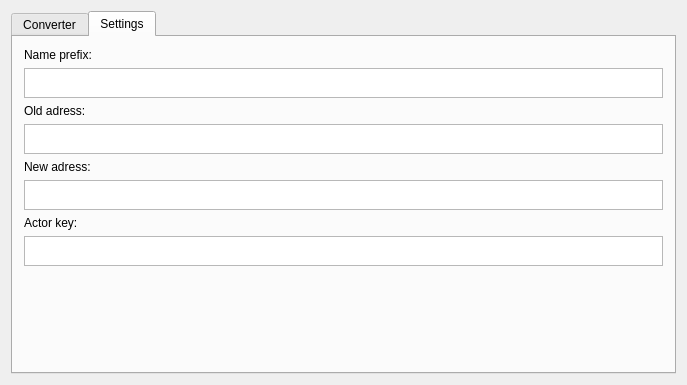
First picture: the form in mainwindow.ui, repository rsimenok/UDK2UE4Tools, before the edit.
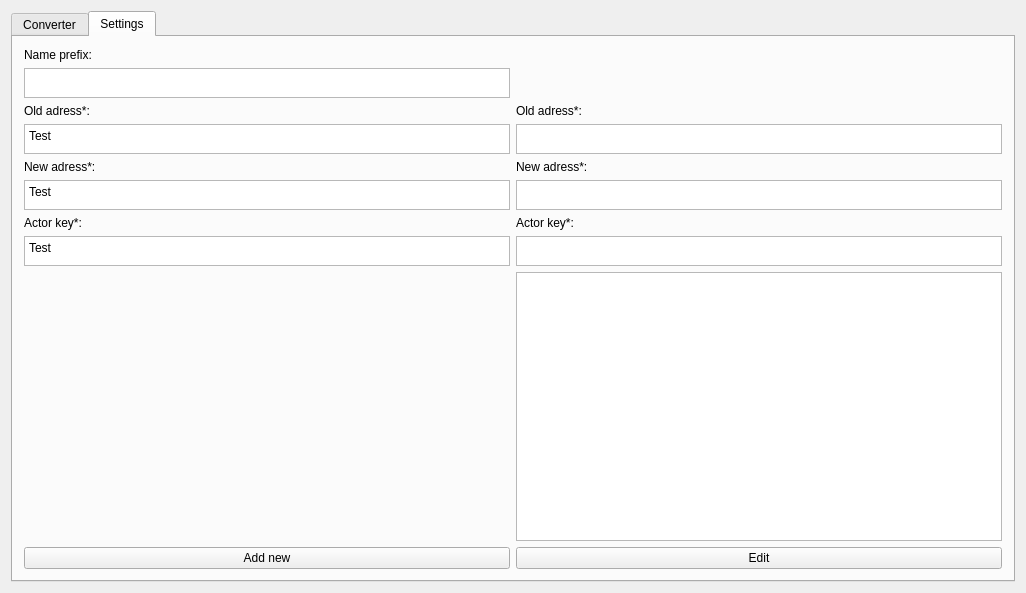
Second picture: the form after the edit. The open tabs and pages were chosen to show the change.

Commit message: updated ui, start working with parsing

Diff of the .ui file:
```diff
--- a/mainwindow.ui
+++ b/mainwindow.ui
@@ -6,16 +6,16 @@
    <rect>
     <x>0</x>
     <y>0</y>
-    <width>687</width>
-    <height>385</height>
+    <width>1026</width>
+    <height>593</height>
    </rect>
   </property>
   <property name="windowTitle">
    <string>MainWindow</string>
   </property>
   <widget class="QWidget" name="centralWidget">
-   <layout class="QGridLayout" name="gridLayout_2">
-    <item row="0" column="0">
+   <layout class="QVBoxLayout" name="verticalLayout">
+    <item>
      <widget class="QTabWidget" name="tabWidget">
       <property name="currentIndex">
        <number>0</number>
@@ -74,32 +74,22 @@
        <attribute name="title">
         <string>Settings</string>
        </attribute>
-       <layout class="QVBoxLayout" name="verticalLayout_2">
-        <item>
-         <layout class="QVBoxLayout" name="verticalLayout">
-          <item>
-           <widget class="QLabel" name="label">
-            <property name="maximumSize">
-             <size>
-              <width>16777215</width>
-              <height>20</height>
-             </size>
-            </property>
-            <property name="text">
-             <string>Name prefix:</string>
-            </property>
-           </widget>
-          </item>
-          <item>
-           <widget class="QPlainTextEdit" name="namePrefixText">
-            <property name="maximumSize">
-             <size>
-              <width>16777215</width>
-              <height>30</height>
-             </size>
-            </property>
-           </widget>
-          </item>
+       <layout class="QGridLayout" name="gridLayout">
+        <item row="0" column="0">
+         <widget class="QLabel" name="label">
+          <property name="maximumSize">
+           <size>
+            <width>16777215</width>
+            <height>20</height>
+           </size>
+          </property>
+          <property name="text">
+           <string>Name prefix:</string>
+          </property>
+         </widget>
+        </item>
+        <item row="2" column="0">
+         <layout class="QVBoxLayout" name="verticalLayout_4">
           <item>
            <widget class="QLabel" name="label_2">
             <property name="maximumSize">
@@ -109,7 +99,7 @@
              </size>
             </property>
             <property name="text">
-             <string>Old adress:</string>
+             <string>Old adress*:</string>
             </property>
            </widget>
           </item>
@@ -121,6 +111,9 @@
               <height>30</height>
              </size>
             </property>
+            <property name="plainText">
+             <string>Test</string>
+            </property>
            </widget>
           </item>
           <item>
@@ -132,7 +125,7 @@
              </size>
             </property>
             <property name="text">
-             <string>New adress:</string>
+             <string>New adress*:</string>
             </property>
            </widget>
           </item>
@@ -144,6 +137,9 @@
               <height>30</height>
              </size>
             </property>
+            <property name="plainText">
+             <string>Test</string>
+            </property>
            </widget>
           </item>
           <item>
@@ -155,7 +151,7 @@
              </size>
             </property>
             <property name="text">
-             <string>Actor key:</string>
+             <string>Actor key*:</string>
             </property>
            </widget>
           </item>
@@ -167,35 +163,140 @@
               <height>30</height>
              </size>
             </property>
+            <property name="plainText">
+             <string>Test</string>
+            </property>
            </widget>
           </item>
+          <item>
+           <spacer name="verticalSpacer">
+            <property name="orientation">
+             <enum>Qt::Vertical</enum>
+            </property>
+            <property name="sizeHint" stdset="0">
+             <size>
+              <width>20</width>
+              <height>40</height>
+             </size>
+            </property>
+           </spacer>
+          </item>
+          <item>
+           <widget class="QPushButton" name="addParams">
+            <property name="minimumSize">
+             <size>
+              <width>100</width>
+              <height>0</height>
+             </size>
+            </property>
+            <property name="text">
+             <string>Add new</string>
+            </property>
+           </widget>
+          </item>
          </layout>
         </item>
-        <item>
-         <spacer name="verticalSpacer">
-          <property name="orientation">
-           <enum>Qt::Vertical</enum>
-          </property>
-          <property name="sizeHint" stdset="0">
-           <size>
-            <width>20</width>
-            <height>40</height>
-           </size>
-          </property>
-         </spacer>
+        <item row="2" column="1">
+         <layout class="QVBoxLayout" name="verticalLayout_3">
+          <item>
+           <widget class="QLabel" name="label_5">
+            <property name="maximumSize">
+             <size>
+              <width>16777215</width>
+              <height>20</height>
+             </size>
+            </property>
+            <property name="text">
+             <string>Old adress*:</string>
+            </property>
+           </widget>
+          </item>
+          <item>
+           <widget class="QPlainTextEdit" name="editOldAddr">
+            <property name="maximumSize">
+             <size>
+              <width>16777215</width>
+              <height>30</height>
+             </size>
+            </property>
+            <property name="plainText">
+             <string/>
+            </property>
+           </widget>
+          </item>
+          <item>
+           <widget class="QLabel" name="label_42">
+            <property name="maximumSize">
+             <size>
+              <width>16777215</width>
+              <height>20</height>
+             </size>
+            </property>
+            <property name="text">
+             <string>New adress*:</string>
+            </property>
+           </widget>
+          </item>
+          <item>
+           <widget class="QPlainTextEdit" name="editNewAddr">
+            <property name="maximumSize">
+             <size>
+              <width>16777215</width>
+              <height>30</height>
+             </size>
+            </property>
+            <property name="plainText">
+             <string/>
+            </property>
+           </widget>
+          </item>
+          <item>
+           <widget class="QLabel" name="label_41">
+            <property name="maximumSize">
+             <size>
+              <width>16777215</width>
+              <height>20</height>
+             </size>
+            </property>
+            <property name="text">
+             <string>Actor key*:</string>
+            </property>
+           </widget>
+          </item>
+          <item>
+           <widget class="QPlainTextEdit" name="editKey">
+            <property name="maximumSize">
+             <size>
+              <width>16777215</width>
+              <height>30</height>
+             </size>
+            </property>
+            <property name="plainText">
+             <string/>
+            </property>
+           </widget>
+          </item>
+          <item>
+           <widget class="QListWidget" name="listWidget"/>
+          </item>
+          <item>
+           <widget class="QPushButton" name="editBut">
+            <property name="text">
+             <string>Edit</string>
+            </property>
+           </widget>
+          </item>
+         </layout>
         </item>
-        <item>
-         <spacer name="verticalSpacer_2">
-          <property name="orientation">
-           <enum>Qt::Vertical</enum>
-          </property>
-          <property name="sizeHint" stdset="0">
+        <item row="1" column="0">
+         <widget class="QPlainTextEdit" name="namePrefixText">
+          <property name="maximumSize">
            <size>
-            <width>20</width>
-            <height>40</height>
+            <width>16777215</width>
+            <height>30</height>
            </size>
           </property>
-         </spacer>
+         </widget>
         </item>
        </layout>
       </widget>
```
Left out of the diff: 44 changed lines with no effect on the pictures. The commit also changes 2 other files.
